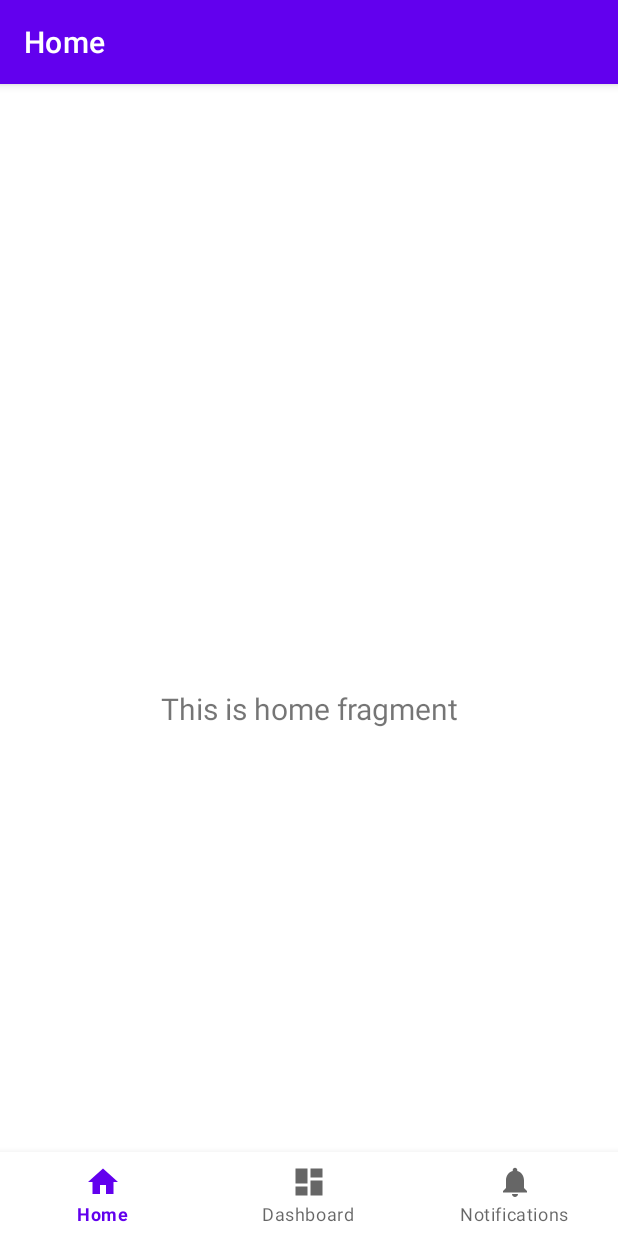
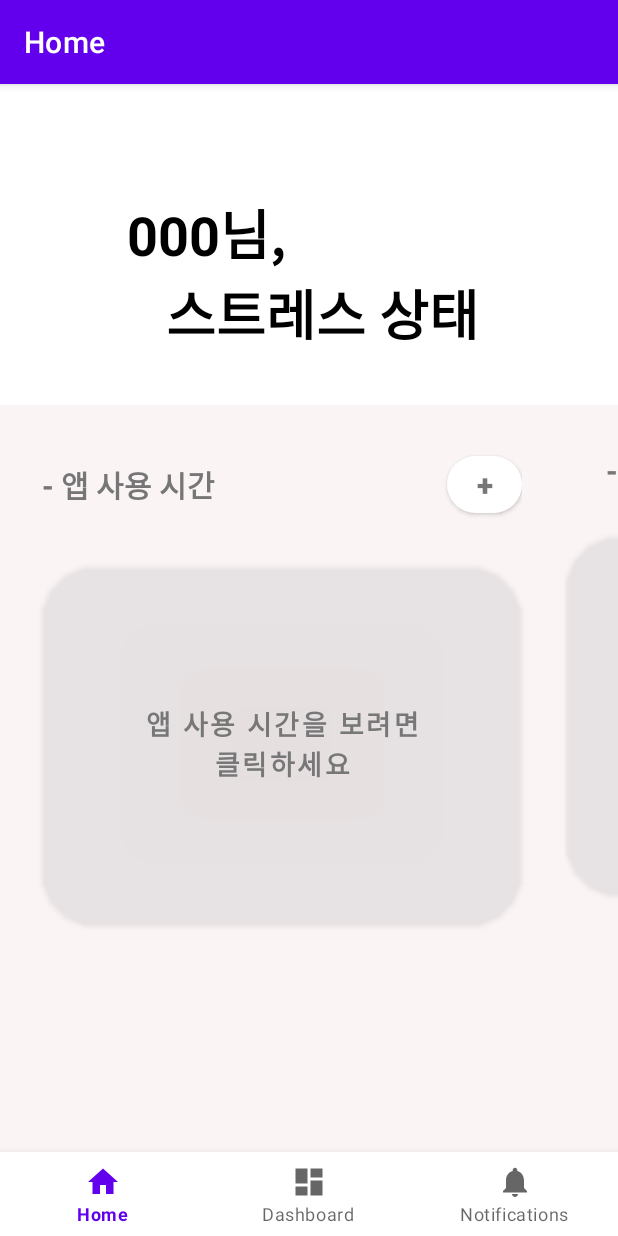
Before and after one commit to hyeseungS/Sdetector, an Android app: the screen it shows after launch (MainActivity), on a phone screen of 412 x 824 dp. Run offline under Robolectric (Android 15) with nearby library versions, the phone set to English and light mode, and no system bars; our stand-ins replace navigation-ui.

Commit message:
MainPage Layout

```diff
--- a/app/src/main/java/com/example/sdetector/ui/home/HomeFragment.java
+++ b/app/src/main/java/com/example/sdetector/ui/home/HomeFragment.java
@@ -4,7 +4,7 @@ import android.os.Bundle;
 import android.view.LayoutInflater;
 import android.view.View;
 import android.view.ViewGroup;
-import android.widget.TextView;
+import android.widget.LinearLayout;
 
 import androidx.annotation.NonNull;
 import androidx.annotation.Nullable;
@@ -28,11 +28,11 @@ public class HomeFragment extends Fragment {
         binding = FragmentHomeBinding.inflate(inflater, container, false);
         View root = binding.getRoot();
 
-        final TextView textView = binding.textHome;
+        final LinearLayout LinearLayoutView = binding.textHome;
         homeViewModel.getText().observe(getViewLifecycleOwner(), new Observer<String>() {
             @Override
             public void onChanged(@Nullable String s) {
-                textView.setText(s);
+
             }
         });
         return root;
--- a/app/src/main/res/drawable/round_button.xml
+++ b/app/src/main/res/drawable/round_button.xml
@@ -1,4 +1,10 @@
 <?xml version="1.0" encoding="utf-8"?>
 <selector xmlns:android="http://schemas.android.com/apk/res/android">
+    <item>
+        <shape android:shape="rectangle">
+            <corners android:radius="36dp" />
+            <solid android:color="#66C4C4C4" />
+        </shape>
+    </item>
 
 </selector>
--- a/app/src/main/res/layout/fragment_home.xml
+++ b/app/src/main/res/layout/fragment_home.xml
@@ -6,17 +6,134 @@
     android:layout_height="match_parent"
     tools:context=".ui.home.HomeFragment">
 
-    <TextView
+    <LinearLayout
         android:id="@+id/text_home"
         android:layout_width="match_parent"
-        android:layout_height="wrap_content"
-        android:layout_marginStart="8dp"
-        android:layout_marginTop="8dp"
-        android:layout_marginEnd="8dp"
-        android:textAlignment="center"
-        android:textSize="20sp"
+        android:layout_height="match_parent"
+        android:orientation="vertical"
         app:layout_constraintBottom_toBottomOf="parent"
         app:layout_constraintEnd_toEndOf="parent"
         app:layout_constraintStart_toStartOf="parent"
-        app:layout_constraintTop_toTopOf="parent" />
+        app:layout_constraintTop_toTopOf="parent">
+
+        <LinearLayout
+            android:id="@+id/body_1"
+            android:layout_width="match_parent"
+            android:layout_height="140dp"
+            android:layout_marginBottom="18dp"
+            android:gravity="center"
+            android:orientation="horizontal">
+
+            <TextView
+                android:layout_width="wrap_content"
+                android:layout_height="wrap_content"
+                android:layout_marginRight="8dp"
+                android:text="000님, \n   스트레스 상태"
+                android:textColor="#000"
+                android:textSize="36sp"
+                android:textStyle="bold" />
+
+            <ImageView
+                android:layout_width="wrap_content"
+                android:layout_height="wrap_content" />
+        </LinearLayout>
+
+        <HorizontalScrollView
+            android:layout_width="wrap_content"
+            android:layout_height="match_parent"
+
+            >
+
+            <LinearLayout
+                android:id="@+id/body_2"
+                android:layout_width="wrap_content"
+                android:layout_height="match_parent"
+                android:orientation="horizontal">
+
+                <LinearLayout
+                    android:layout_width="wrap_content"
+                    android:layout_height="match_parent"
+                    android:background="#33E3C7CB"
+                    android:orientation="vertical">
+
+                    <LinearLayout
+                        android:layout_width="wrap_content"
+                        android:layout_height="wrap_content"
+                        android:gravity="center"
+                        android:orientation="horizontal"
+                        android:padding="28dp">
+
+                        <TextView
+                            android:layout_width="wrap_content"
+                            android:layout_height="wrap_content"
+                            android:layout_marginRight="150dp"
+                            android:text="- 앱 사용 시간 "
+                            android:textColor="#767676"
+                            android:textSize="20sp"
+                            android:textStyle="bold" />
+
+                        <Button
+                            android:layout_width="50dp"
+                            android:layout_height="50dp"
+                            android:text="+"
+                            android:textColor="#777777"
+                            android:textSize="20sp"
+                            android:textStyle="bold"
+                            app:backgroundTint="#FFFFFF"
+                            app:cornerRadius="50sp" />
+                    </LinearLayout>
+
+                    <Button
+
+                        android:layout_width="320dp"
+                        android:layout_height="240dp"
+                        android:layout_gravity="center"
+                        android:layout_marginBottom="24dp"
+                        android:background="@drawable/round_button"
+                        android:text="앱 사용 시간을 보려면\n클릭하세요"
+                        android:textColor="#777777"
+                        android:textSize="18sp"
+                        android:textStyle="bold"
+                        app:backgroundTint="#00FFFFFF" />
+                </LinearLayout>
+
+                <LinearLayout
+                    android:layout_width="wrap_content"
+                    android:layout_height="match_parent"
+                    android:background="#33E3C7CB"
+                    android:orientation="vertical">
+
+                    <LinearLayout
+                        android:layout_width="wrap_content"
+                        android:layout_height="wrap_content"
+                        android:gravity="center"
+                        android:orientation="horizontal"
+                        android:padding="28dp">
+
+                        <TextView
+                            android:layout_width="wrap_content"
+                            android:layout_height="wrap_content"
+                            android:text="- 앱 사용 횟수 "
+                            android:textColor="#767676"
+                            android:textSize="20sp"
+                            android:textStyle="bold" />
+
+                    </LinearLayout>
+
+                    <Button
+
+                        android:layout_width="320dp"
+                        android:layout_height="240dp"
+                        android:layout_gravity="center"
+                        android:layout_marginBottom="24dp"
+                        android:background="@drawable/round_button"
+                        android:text="앱 사용 횟수를 보려면\n클릭하세요"
+                        android:textColor="#777777"
+                        android:textSize="18sp"
+                        android:textStyle="bold"
+                        app:backgroundTint="#00FFFFFF" />
+                </LinearLayout>
+            </LinearLayout>
+        </HorizontalScrollView>
+    </LinearLayout>
 </androidx.constraintlayout.widget.ConstraintLayout>
```
